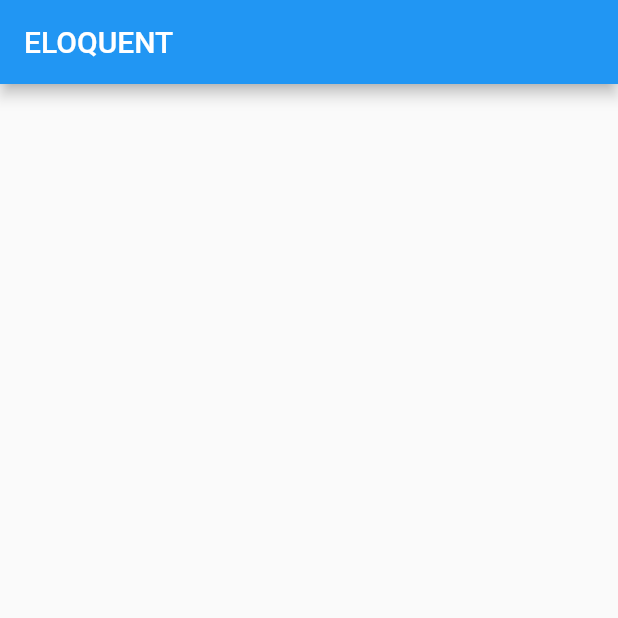
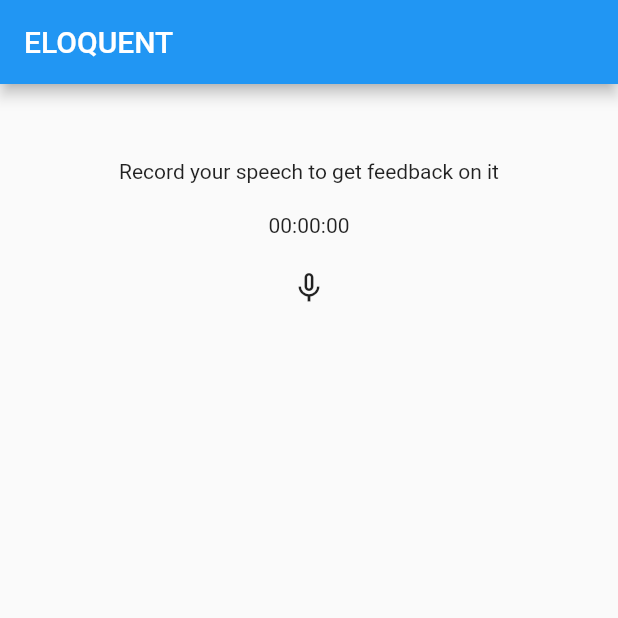
Before and after one commit to heymage/eloquent-hackathon, a Flutter app: the screen it shows after launch, on a phone screen of 412 x 824 dp, the top half of it. Run offline on Flutter 3.47's test engine with Material 2 defaults, Android fonts, the phone set to English and light mode, and no system bars.

Commit message:
start with basic UI

```diff
--- a/lib/screens/recording_page.dart
+++ b/lib/screens/recording_page.dart
@@ -1,12 +1,30 @@
 import 'package:flutter/material.dart';
 
 class RecordingPage extends StatelessWidget {
+
+  void recordSpeech() {
+    print("Recording...");
+  }
+
   @override
   Widget build(BuildContext context) {
     return Scaffold(
       appBar: AppBar(
         title: Text('ELOQUENT'),
       ),
-    );
+      body: Center(
+        child: Column(
+          children: <Widget>[
+            SizedBox(height: 50),
+            Text("Record your speech to get feedback on it"),
+            SizedBox(height: 20),
+            Text("00:00:00"),
+            SizedBox(height: 10),
+            IconButton(icon: Icon(Icons.mic_none), onPressed: recordSpeech)
+
+          ],
+        )
+      )
+      );
   }
 }
--- a/pubspec.yaml
+++ b/pubspec.yaml
@@ -14,7 +14,7 @@ description: A new Flutter project.
 version: 1.0.0+1
 
 environment:
-  sdk: ">=2.1.0 <3.0.0"
+  sdk: ">=2.2.2 <3.0.0"
 
 dependencies:
   flutter:
```
Also changed, not shown: lib/screens/rec_page.dart (added, +18 -0 lines).
